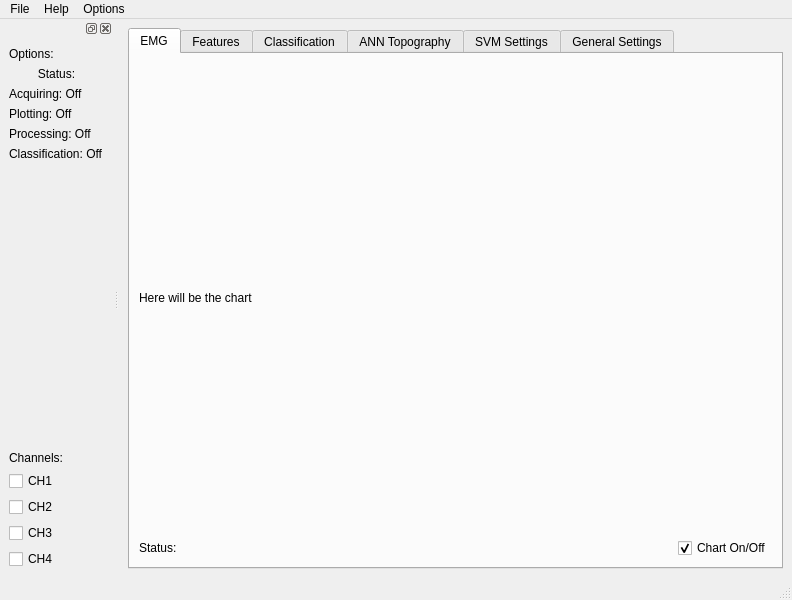
The window that python-real-time-application/views/layouts/base_project_main.ui (italogsfernandes/hand) describes before a commit, drawn with Qt 5.
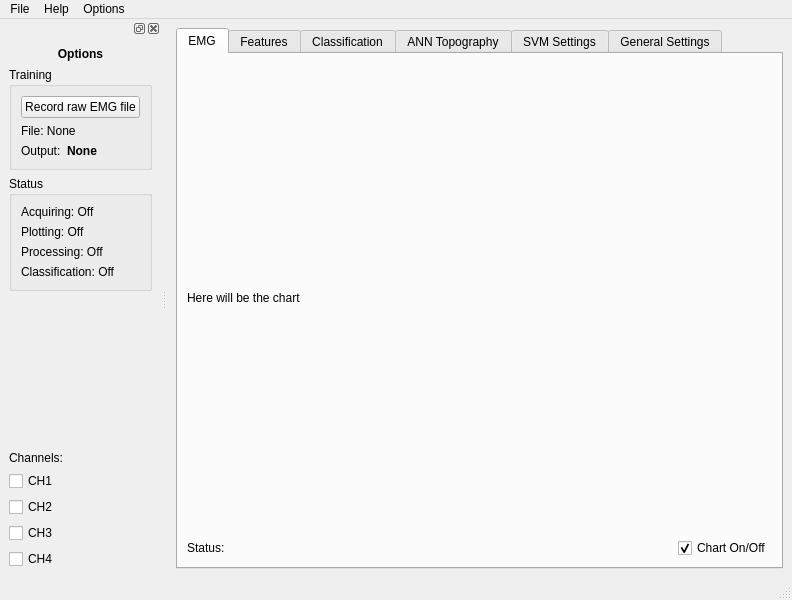
The same window after the commit. The open tabs and pages were chosen to show the change.

Patch:
```diff
--- a/python-real-time-application/views/layouts/base_project_main.ui
+++ b/python-real-time-application/views/layouts/base_project_main.ui
@@ -275,6 +275,9 @@
     <layout class="QVBoxLayout" name="verticalLayout">
      <item>
       <layout class="QVBoxLayout" name="verticalLayoutOptions">
+       <property name="topMargin">
+        <number>0</number>
+       </property>
        <item>
         <widget class="QLabel" name="lbl_options">
          <property name="sizePolicy">
@@ -289,17 +292,17 @@
            <height>50</height>
           </size>
          </property>
-         <property name="text">
-          <string>Options:</string>
+         <property name="font">
+          <font>
+           <weight>75</weight>
+           <italic>false</italic>
+           <bold>true</bold>
+           <strikeout>false</strikeout>
+           <kerning>true</kerning>
+          </font>
          </property>
-        </widget>
-       </item>
-       <item>
-        <layout class="QVBoxLayout" name="verticalLayoutThreshould">
-         <item>
-          <widget class="QLabel" name="lbl_status_opt">
            <property name="text">
-            <string>Status:</string>
+          <string>Options</string>
            </property>
            <property name="alignment">
             <set>Qt::AlignCenter</set>
@@ -307,6 +310,70 @@
           </widget>
          </item>
          <item>
+        <layout class="QVBoxLayout" name="verticalLayoutThreshould">
+         <item>
+          <widget class="QGroupBox" name="groupBox">
+           <property name="title">
+            <string>Training</string>
+           </property>
+           <layout class="QVBoxLayout" name="verticalLayout_2">
+            <item>
+             <widget class="QPushButton" name="btn_record_raw_emg">
+              <property name="text">
+               <string>Record raw EMG file</string>
+              </property>
+             </widget>
+            </item>
+            <item>
+             <widget class="QLabel" name="label_file_name">
+              <property name="text">
+               <string>File: None</string>
+              </property>
+             </widget>
+            </item>
+            <item>
+             <layout class="QHBoxLayout" name="horizontalLayout_7">
+              <property name="topMargin">
+               <number>0</number>
+              </property>
+              <item>
+               <widget class="QLabel" name="lbl_output_name">
+                <property name="text">
+                 <string>Output:</string>
+                </property>
+               </widget>
+              </item>
+              <item>
+               <widget class="QLabel" name="lbl_output_value">
+                <property name="sizePolicy">
+                 <sizepolicy hsizetype="Expanding" vsizetype="Preferred">
+                  <horstretch>0</horstretch>
+                  <verstretch>0</verstretch>
+                 </sizepolicy>
+                </property>
+                <property name="font">
+                 <font>
+                  <weight>75</weight>
+                  <bold>true</bold>
+                 </font>
+                </property>
+                <property name="text">
+                 <string>None</string>
+                </property>
+               </widget>
+              </item>
+             </layout>
+            </item>
+           </layout>
+          </widget>
+         </item>
+         <item>
+          <widget class="QGroupBox" name="groupBox_2">
+           <property name="title">
+            <string>Status</string>
+           </property>
+           <layout class="QVBoxLayout" name="verticalLayout_3">
+            <item>
           <widget class="QLabel" name="label_acquiring_status">
            <property name="text">
             <string>Acquiring: Off</string>
@@ -332,6 +399,9 @@
            <property name="text">
             <string>Classification: Off</string>
            </property>
+             </widget>
+            </item>
+           </layout>
           </widget>
          </item>
          <item>
```
Left out of the diff: 2 changed lines with no effect on the pictures. Lines whose indentation alone changed are shown as unchanged.
